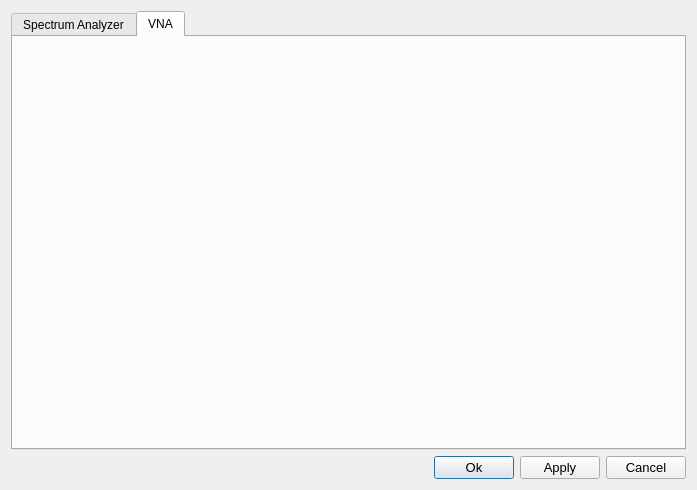
Old version of the form scan_settings.ui in the repository erespebrn/Near_Field_Scanner_GUI.
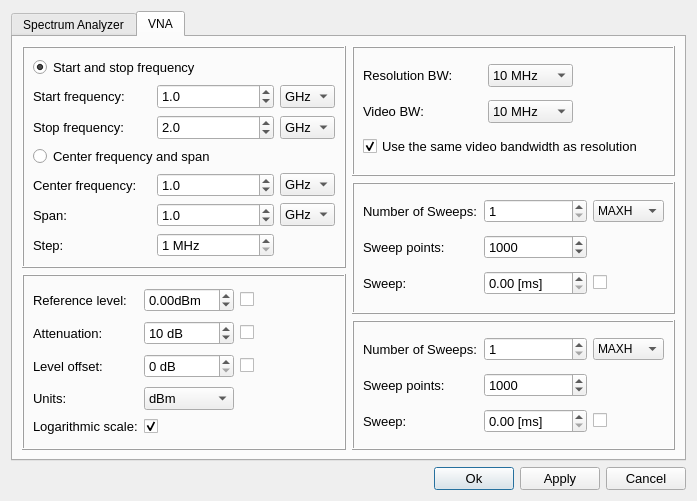
New version of the form. The open tabs and pages were chosen to show the change.

The edit to the form file:
```diff
--- a/scan_settings.ui
+++ b/scan_settings.ui
@@ -1015,6 +1015,1258 @@
       <attribute name="title">
        <string>VNA</string>
       </attribute>
+      <layout class="QGridLayout" name="gridLayout_11">
+       <item row="3" column="2">
+        <widget class="QFrame" name="sweep_gridFrame_VNA_2">
+         <property name="minimumSize">
+          <size>
+           <width>0</width>
+           <height>130</height>
+          </size>
+         </property>
+         <property name="frameShape">
+          <enum>QFrame::Box</enum>
+         </property>
+         <property name="frameShadow">
+          <enum>QFrame::Raised</enum>
+         </property>
+         <layout class="QGridLayout" name="gridLayout_10">
+          <item row="3" column="2">
+           <widget class="QCheckBox" name="sweepTime_checkbox_VNA_2">
+            <property name="font">
+             <font>
+              <pointsize>10</pointsize>
+             </font>
+            </property>
+            <property name="text">
+             <string/>
+            </property>
+           </widget>
+          </item>
+          <item row="0" column="0">
+           <widget class="QLabel" name="label_32">
+            <property name="font">
+             <font>
+              <pointsize>10</pointsize>
+             </font>
+            </property>
+            <property name="text">
+             <string>Number of Sweeps:</string>
+            </property>
+           </widget>
+          </item>
+          <item row="1" column="0">
+           <widget class="QLabel" name="label_33">
+            <property name="font">
+             <font>
+              <pointsize>10</pointsize>
+             </font>
+            </property>
+            <property name="text">
+             <string>Sweep points:</string>
+            </property>
+           </widget>
+          </item>
+          <item row="0" column="2">
+           <widget class="QComboBox" name="no_sweeps_dropdown_VNA_2">
+            <item>
+             <property name="text">
+              <string>MAXH</string>
+             </property>
+            </item>
+           </widget>
+          </item>
+          <item row="3" column="1">
+           <widget class="QDoubleSpinBox" name="sweepTime_spinbox_VNA_2">
+            <property name="font">
+             <font>
+              <pointsize>10</pointsize>
+             </font>
+            </property>
+            <property name="wrapping">
+             <bool>false</bool>
+            </property>
+            <property name="alignment">
+             <set>Qt::AlignLeading|Qt::AlignLeft|Qt::AlignVCenter</set>
+            </property>
+            <property name="prefix">
+             <string/>
+            </property>
+            <property name="suffix">
+             <string> [ms]</string>
+            </property>
+            <property name="maximum">
+             <double>1000.000000000000000</double>
+            </property>
+           </widget>
+          </item>
+          <item row="1" column="1">
+           <widget class="QSpinBox" name="sweep_points_spinbox_VNA_2">
+            <property name="font">
+             <font>
+              <pointsize>10</pointsize>
+             </font>
+            </property>
+            <property name="maximum">
+             <number>99000</number>
+            </property>
+            <property name="value">
+             <number>1000</number>
+            </property>
+           </widget>
+          </item>
+          <item row="3" column="0">
+           <widget class="QLabel" name="label_34">
+            <property name="font">
+             <font>
+              <pointsize>10</pointsize>
+             </font>
+            </property>
+            <property name="frameShape">
+             <enum>QFrame::NoFrame</enum>
+            </property>
+            <property name="midLineWidth">
+             <number>1</number>
+            </property>
+            <property name="text">
+             <string>Sweep:</string>
+            </property>
+           </widget>
+          </item>
+          <item row="0" column="1">
+           <widget class="QSpinBox" name="no_sweeps_spinbox_VNA_2">
+            <property name="font">
+             <font>
+              <pointsize>10</pointsize>
+             </font>
+            </property>
+            <property name="minimum">
+             <number>1</number>
+            </property>
+            <property name="maximum">
+             <number>1000</number>
+            </property>
+           </widget>
+          </item>
+         </layout>
+        </widget>
+       </item>
+       <item row="0" column="2">
+        <widget class="QFrame" name="videoBW_Frame_VNA">
+         <property name="minimumSize">
+          <size>
+           <width>0</width>
+           <height>130</height>
+          </size>
+         </property>
+         <property name="font">
+          <font>
+           <pointsize>10</pointsize>
+          </font>
+         </property>
+         <property name="frameShape">
+          <enum>QFrame::Box</enum>
+         </property>
+         <property name="frameShadow">
+          <enum>QFrame::Raised</enum>
+         </property>
+         <layout class="QGridLayout" name="gridLayout_9">
+          <item row="1" column="0">
+           <widget class="QLabel" name="label_30">
+            <property name="font">
+             <font>
+              <pointsize>10</pointsize>
+             </font>
+            </property>
+            <property name="text">
+             <string>Video BW:</string>
+            </property>
+           </widget>
+          </item>
+          <item row="1" column="1">
+           <widget class="QComboBox" name="videoBW_comboBox_2">
+            <item>
+             <property name="text">
+              <string>10 MHz</string>
+             </property>
+            </item>
+            <item>
+             <property name="text">
+              <string>5 MHz</string>
+             </property>
+            </item>
+            <item>
+             <property name="text">
+              <string>3 MHz</string>
+             </property>
+            </item>
+            <item>
+             <property name="text">
+              <string>2 MHz</string>
+             </property>
+            </item>
+            <item>
+             <property name="text">
+              <string>1 MHz</string>
+             </property>
+            </item>
+            <item>
+             <property name="text">
+              <string>500 kHz</string>
+             </property>
+            </item>
+            <item>
+             <property name="text">
+              <string>300 kHz</string>
+             </property>
+            </item>
+            <item>
+             <property name="text">
+              <string>200 kHz</string>
+             </property>
+            </item>
+            <item>
+             <property name="text">
+              <string>100 kHz</string>
+             </property>
+            </item>
+            <item>
+             <property name="text">
+              <string>50 kHz</string>
+             </property>
+            </item>
+            <item>
+             <property name="text">
+              <string>30 kHz</string>
+             </property>
+            </item>
+            <item>
+             <property name="text">
+              <string>20 kHz</string>
+             </property>
+            </item>
+            <item>
+             <property name="text">
+              <string>10 kHz</string>
+             </property>
+            </item>
+            <item>
+             <property name="text">
+              <string>5 kHz</string>
+             </property>
+            </item>
+            <item>
+             <property name="text">
+              <string>3 kHz</string>
+             </property>
+            </item>
+            <item>
+             <property name="text">
+              <string>2 kHz</string>
+             </property>
+            </item>
+            <item>
+             <property name="text">
+              <string>1 kHz</string>
+             </property>
+            </item>
+            <item>
+             <property name="text">
+              <string>500 Hz</string>
+             </property>
+            </item>
+            <item>
+             <property name="text">
+              <string>300 Hz</string>
+             </property>
+            </item>
+            <item>
+             <property name="text">
+              <string>200 Hz</string>
+             </property>
+            </item>
+            <item>
+             <property name="text">
+              <string>100 Hz</string>
+             </property>
+            </item>
+            <item>
+             <property name="text">
+              <string>50 Hz</string>
+             </property>
+            </item>
+            <item>
+             <property name="text">
+              <string>30 Hz</string>
+             </property>
+            </item>
+            <item>
+             <property name="text">
+              <string>20 Hz</string>
+             </property>
+            </item>
+            <item>
+             <property name="text">
+              <string>10 Hz</string>
+             </property>
+            </item>
+            <item>
+             <property name="text">
+              <string>5 Hz</string>
+             </property>
+            </item>
+            <item>
+             <property name="text">
+              <string>3 Hz</string>
+             </property>
+            </item>
+            <item>
+             <property name="text">
+              <string>2 Hz</string>
+             </property>
+            </item>
+            <item>
+             <property name="text">
+              <string>1 Hz</string>
+             </property>
+            </item>
+           </widget>
+          </item>
+          <item row="0" column="0">
+           <widget class="QLabel" name="label_31">
+            <property name="font">
+             <font>
+              <pointsize>10</pointsize>
+             </font>
+            </property>
+            <property name="text">
+             <string>Resolution BW:        </string>
+            </property>
+           </widget>
+          </item>
+          <item row="2" column="0" colspan="3">
+           <widget class="QCheckBox" name="same_RBW_VBW_checkBox_VNA">
+            <property name="font">
+             <font>
+              <pointsize>10</pointsize>
+             </font>
+            </property>
+            <property name="text">
+             <string>Use the same video bandwidth as resolution</string>
+            </property>
+            <property name="checked">
+             <bool>true</bool>
+            </property>
+           </widget>
+          </item>
+          <item row="0" column="1">
+           <widget class="QComboBox" name="resolutionBW_comboBox_VNA">
+            <property name="currentIndex">
+             <number>0</number>
+            </property>
+            <item>
+             <property name="text">
+              <string>10 MHz</string>
+             </property>
+            </item>
+            <item>
+             <property name="text">
+              <string>5 MHz</string>
+             </property>
+            </item>
+            <item>
+             <property name="text">
+              <string>3 MHz</string>
+             </property>
+            </item>
+            <item>
+             <property name="text">
+              <string>2 MHz</string>
+             </property>
+            </item>
+            <item>
+             <property name="text">
+              <string>1 MHz</string>
+             </property>
+            </item>
+            <item>
+             <property name="text">
+              <string>500 kHz</string>
+             </property>
+            </item>
+            <item>
+             <property name="text">
+              <string>300 kHz</string>
+             </property>
+            </item>
+            <item>
+             <property name="text">
+              <string>200 kHz</string>
+             </property>
+            </item>
+            <item>
+             <property name="text">
+              <string>100 kHz</string>
+             </property>
+            </item>
+            <item>
+             <property name="text">
+              <string>50 kHz</string>
+             </property>
+            </item>
+            <item>
+             <property name="text">
+              <string>30 kHz</string>
+             </property>
+            </item>
+            <item>
+             <property name="text">
+              <string>20 kHz</string>
+             </property>
+            </item>
+            <item>
+             <property name="text">
+              <string>10 kHz</string>
+             </property>
+            </item>
+            <item>
+             <property name="text">
+              <string>5 kHz</string>
+             </property>
+            </item>
+            <item>
+             <property name="text">
+              <string>3 kHz</string>
+             </property>
+            </item>
+            <item>
+             <property name="text">
+              <string>2 kHz</string>
+             </property>
+            </item>
+            <item>
+             <property name="text">
+              <string>1 kHz</string>
+             </property>
+            </item>
+            <item>
+             <property name="text">
+              <string>500 Hz</string>
+             </property>
+            </item>
+            <item>
+             <property name="text">
+              <string>300 Hz</string>
+             </property>
+            </item>
+            <item>
+             <property name="text">
+              <string>200 Hz</string>
+             </property>
+            </item>
+            <item>
+             <property name="text">
+              <string>100 Hz</string>
+             </property>
+            </item>
+            <item>
+             <property name="text">
+              <string>50 Hz</string>
+             </property>
+            </item>
+            <item>
+             <property name="text">
+              <string>30 Hz</string>
+             </property>
+            </item>
+            <item>
+             <property name="text">
+              <string>20 Hz</string>
+             </property>
+            </item>
+            <item>
+             <property name="text">
+              <string>10 Hz</string>
+             </property>
+            </item>
+            <item>
+             <property name="text">
+              <string>5 Hz</string>
+             </property>
+            </item>
+            <item>
+             <property name="text">
+              <string>3 Hz</string>
+             </property>
+            </item>
+            <item>
+             <property name="text">
+              <string>2 Hz</string>
+             </property>
+            </item>
+            <item>
+             <property name="text">
+              <string>1 Hz</string>
+             </property>
+            </item>
+           </widget>
+          </item>
+         </layout>
+        </widget>
+       </item>
+       <item row="2" column="1" rowspan="2">
+        <widget class="QFrame" name="amplitudeFrame_VNA">
+         <property name="frameShape">
+          <enum>QFrame::Box</enum>
+         </property>
+         <property name="frameShadow">
+          <enum>QFrame::Raised</enum>
+         </property>
+         <layout class="QGridLayout" name="gridLayout_8">
+          <item row="4" column="2">
+           <widget class="QSpinBox" name="leveloffset_spinbox_VNA">
+            <property name="font">
+             <font>
+              <pointsize>10</pointsize>
+             </font>
+            </property>
+            <property name="wrapping">
+             <bool>false</bool>
+            </property>
+            <property name="alignment">
+             <set>Qt::AlignLeading|Qt::AlignLeft|Qt::AlignVCenter</set>
+            </property>
+            <property name="suffix">
+             <string> dB</string>
+            </property>
+            <property name="maximum">
+             <number>100000000</number>
+            </property>
+           </widget>
+          </item>
+          <item row="3" column="3">
+           <widget class="QCheckBox" name="attenuation_checkbox_VNA">
+            <property name="text">
+             <string/>
+            </property>
+           </widget>
+          </item>
+          <item row="5" column="2">
+           <widget class="QComboBox" name="units_combobox_VNA">
+            <property name="font">
+             <font>
+              <pointsize>10</pointsize>
+             </font>
+            </property>
+            <item>
+             <property name="text">
+              <string>dBm</string>
+             </property>
+            </item>
+            <item>
+             <property name="text">
+              <string>V</string>
+             </property>
+            </item>
+            <item>
+             <property name="text">
+              <string>A</string>
+             </property>
+            </item>
+            <item>
+             <property name="text">
+              <string>W</string>
+             </property>
+            </item>
+            <item>
+             <property name="text">
+              <string>dBpW</string>
+             </property>
+            </item>
+            <item>
+             <property name="text">
+              <string>dBuV</string>
+             </property>
+            </item>
+            <item>
+             <property name="text">
+              <string>dBmV</string>
+             </property>
+            </item>
+            <item>
+             <property name="text">
+              <string>dBuA</string>
+             </property>
+            </item>
+           </widget>
+          </item>
+          <item row="4" column="1">
+           <widget class="QLabel" name="label_22">
+            <property name="font">
+             <font>
+              <pointsize>10</pointsize>
+             </font>
+            </property>
+            <property name="frameShape">
+             <enum>QFrame::NoFrame</enum>
+            </property>
+            <property name="midLineWidth">
+             <number>1</number>
+            </property>
+            <property name="text">
+             <string>Level offset:</string>
+            </property>
+           </widget>
+          </item>
+          <item row="5" column="1">
+           <widget class="QLabel" name="label_26">
+            <property name="font">
+             <font>
+              <pointsize>10</pointsize>
+             </font>
+            </property>
+            <property name="text">
+             <string>Units:</string>
+            </property>
+           </widget>
+          </item>
+          <item row="2" column="3">
+           <widget class="QCheckBox" name="referencelevel_checkbox_VNA">
+            <property name="text">
+             <string notr="true"/>
+            </property>
+            <property name="tristate">
+             <bool>false</bool>
+            </property>
+           </widget>
+          </item>
+          <item row="6" column="2">
+           <widget class="QCheckBox" name="scaleCheckbox_VNA">
+            <property name="sizePolicy">
+             <sizepolicy hsizetype="Fixed" vsizetype="Fixed">
+              <horstretch>0</horstretch>
+              <verstretch>0</verstretch>
+             </sizepolicy>
+            </property>
+            <property name="font">
+             <font>
+              <pointsize>10</pointsize>
+             </font>
+            </property>
+            <property name="locale">
+             <locale language="English" country="Denmark"/>
+            </property>
+            <property name="text">
+             <string/>
+            </property>
+            <property name="checked">
+             <bool>true</bool>
+            </property>
+           </widget>
+          </item>
+          <item row="4" column="3">
+           <widget class="QCheckBox" name="leveloffset_checkbox_VNA">
+            <property name="text">
+             <string/>
+            </property>
+           </widget>
+          </item>
+          <item row="2" column="2">
+           <widget class="QDoubleSpinBox" name="referencelevel_spinbox_VNA">
+            <property name="sizePolicy">
+             <sizepolicy hsizetype="Ignored" vsizetype="Fixed">
+              <horstretch>0</horstretch>
+              <verstretch>0</verstretch>
+             </sizepolicy>
+            </property>
+            <property name="font">
+             <font>
+              <pointsize>10</pointsize>
+             </font>
+            </property>
+            <property name="wrapping">
+             <bool>false</bool>
+            </property>
+            <property name="alignment">
+             <set>Qt::AlignLeading|Qt::AlignLeft|Qt::AlignVCenter</set>
+            </property>
+            <property name="prefix">
+             <string/>
+            </property>
+            <property name="suffix">
+             <string>dBm</string>
+            </property>
+            <property name="minimum">
+             <double>-999.000000000000000</double>
+            </property>
+            <property name="maximum">
+             <double>9999.989999999999782</double>
+            </property>
+            <property name="singleStep">
+             <double>0.100000000000000</double>
+            </property>
+           </widget>
+          </item>
+          <item row="3" column="2">
+           <widget class="QSpinBox" name="attenuation_spinbox_VNA">
+            <property name="font">
+             <font>
+              <pointsize>10</pointsize>
+             </font>
+            </property>
+            <property name="wrapping">
+             <bool>false</bool>
+            </property>
+            <property name="alignment">
+             <set>Qt::AlignLeading|Qt::AlignLeft|Qt::AlignVCenter</set>
+            </property>
+            <property name="suffix">
+             <string> dB</string>
+            </property>
+            <property name="maximum">
+             <number>1000000000</number>
+            </property>
+            <property name="value">
+             <number>10</number>
+            </property>
+           </widget>
+          </item>
+          <item row="2" column="1">
+           <widget class="QLabel" name="label_25">
+            <property name="font">
+             <font>
+              <pointsize>10</pointsize>
+             </font>
+            </property>
+            <property name="autoFillBackground">
+             <bool>false</bool>
+            </property>
+            <property name="frameShape">
+             <enum>QFrame::NoFrame</enum>
+            </property>
+            <property name="midLineWidth">
+             <number>1</number>
+            </property>
+            <property name="text">
+             <string>Reference level:</string>
+            </property>
+           </widget>
+          </item>
+          <item row="3" column="1">
+           <widget class="QLabel" name="label_23">
+            <property name="font">
+             <font>
+              <pointsize>10</pointsize>
+             </font>
+            </property>
+            <property name="frameShape">
+             <enum>QFrame::NoFrame</enum>
+            </property>
+            <property name="midLineWidth">
+             <number>1</number>
+            </property>
+            <property name="text">
+             <string>Attenuation:</string>
+            </property>
+           </widget>
+          </item>
+          <item row="6" column="1">
+           <widget class="QLabel" name="label_24">
+            <property name="font">
+             <font>
+              <pointsize>10</pointsize>
+             </font>
+            </property>
+            <property name="text">
+             <string>Logarithmic scale:</string>
+            </property>
+           </widget>
+          </item>
+         </layout>
+        </widget>
+       </item>
+       <item row="0" column="1" rowspan="2">
+        <widget class="QFrame" name="frequencyFrame_VNA">
+         <property name="minimumSize">
+          <size>
+           <width>0</width>
+           <height>165</height>
+          </size>
+         </property>
+         <property name="font">
+          <font>
+           <pointsize>12</pointsize>
+          </font>
+         </property>
+         <property name="frameShape">
+          <enum>QFrame::Box</enum>
+         </property>
+         <property name="frameShadow">
+          <enum>QFrame::Raised</enum>
+         </property>
+         <layout class="QGridLayout" name="gridLayout_5">
+          <item row="8" column="1">
+           <widget class="QDoubleSpinBox" name="center_freq_spinbox_VNA">
+            <property name="font">
+             <font>
+              <pointsize>10</pointsize>
+             </font>
+            </property>
+            <property name="decimals">
+             <number>1</number>
+            </property>
+            <property name="value">
+             <double>1.000000000000000</double>
+            </property>
+           </widget>
+          </item>
+          <item row="5" column="0">
+           <widget class="QLabel" name="label_17">
+            <property name="font">
+             <font>
+              <pointsize>10</pointsize>
+             </font>
+            </property>
+            <property name="text">
+             <string>Start frequency:</string>
+            </property>
+           </widget>
+          </item>
+          <item row="10" column="0">
+           <widget class="QLabel" name="label_18">
+            <property name="font">
+             <font>
+              <pointsize>10</pointsize>
+             </font>
+            </property>
+            <property name="text">
+             <string>Step:</string>
+            </property>
+           </widget>
+          </item>
+          <item row="9" column="1">
+           <widget class="QDoubleSpinBox" name="spanfreq_spinbox_VNA">
+            <property name="font">
+             <font>
+              <pointsize>10</pointsize>
+             </font>
+            </property>
+            <property name="decimals">
+             <number>1</number>
+            </property>
+            <property name="value">
+             <double>1.000000000000000</double>
+            </property>
+           </widget>
+          </item>
+          <item row="6" column="2">
+           <widget class="QComboBox" name="stop_freq_dropdown_VNA">
+            <property name="sizePolicy">
+             <sizepolicy hsizetype="Fixed" vsizetype="Fixed">
+              <horstretch>0</horstretch>
+              <verstretch>0</verstretch>
+             </sizepolicy>
+            </property>
+            <property name="font">
+             <font>
+              <pointsize>10</pointsize>
+             </font>
+            </property>
+            <item>
+             <property name="text">
+              <string>GHz</string>
+             </property>
+            </item>
+            <item>
+             <property name="text">
+              <string>MHz</string>
+             </property>
+            </item>
+            <item>
+             <property name="text">
+              <string>kHz</string>
+             </property>
+            </item>
+            <item>
+             <property name="text">
+              <string>Hz</string>
+             </property>
+            </item>
+           </widget>
+          </item>
+          <item row="6" column="1">
+           <widget class="QDoubleSpinBox" name="stop_freq_spinbox_VNA">
+            <property name="minimumSize">
+             <size>
+              <width>0</width>
+              <height>25</height>
+             </size>
+            </property>
+            <property name="font">
+             <font>
+              <pointsize>10</pointsize>
+             </font>
+            </property>
+            <property name="decimals">
+             <number>1</number>
+            </property>
+            <property name="minimum">
+             <double>0.100000000000000</double>
+            </property>
+            <property name="maximum">
+             <double>999.899999999999977</double>
+            </property>
+            <property name="value">
+             <double>2.000000000000000</double>
+            </property>
+           </widget>
+          </item>
+          <item row="9" column="2">
+           <widget class="QComboBox" name="frequency_dropdown_span_VNA">
+            <property name="font">
+             <font>
+              <pointsize>10</pointsize>
+             </font>
+            </property>
+            <item>
+             <property name="text">
+              <string>GHz</string>
+             </property>
+            </item>
+            <item>
+             <property name="text">
+              <string>MHz</string>
+             </property>
+            </item>
+            <item>
+             <property name="text">
+              <string>kHz</string>
+             </property>
+            </item>
+            <item>
+             <property name="text">
+              <string>Hz</string>
+             </property>
+            </item>
+           </widget>
+          </item>
+          <item row="7" column="0" colspan="2">
+           <widget class="QRadioButton" name="center_span_radiobutton_VNA">
+            <property name="font">
+             <font>
+              <pointsize>10</pointsize>
+             </font>
+            </property>
+            <property name="toolTipDuration">
+             <number>0</number>
+            </property>
+            <property name="text">
+             <string>Center frequency and span</string>
+            </property>
+            <property name="checked">
+             <bool>false</bool>
+            </property>
+           </widget>
+          </item>
+          <item row="10" column="1">
+           <widget class="QSpinBox" name="step_spinbox_VNA">
+            <property name="font">
+             <font>
+              <pointsize>10</pointsize>
+             </font>
+            </property>
+            <property name="suffix">
+             <string> MHz</string>
+            </property>
+            <property name="minimum">
+             <number>1</number>
+            </property>
+            <property name="maximum">
+             <number>10000</number>
+            </property>
+            <property name="stepType">
+             <enum>QAbstractSpinBox::DefaultStepType</enum>
+            </property>
+           </widget>
+          </item>
+          <item row="8" column="2">
+           <widget class="QComboBox" name="frequency_dropdown_center_VNA">
+            <property name="font">
+             <font>
+              <pointsize>10</pointsize>
+             </font>
+            </property>
+            <item>
+             <property name="text">
+              <string>GHz</string>
+             </property>
+            </item>
+            <item>
+             <property name="text">
+              <string>MHz</string>
+             </property>
+            </item>
+            <item>
+             <property name="text">
+              <string>kHz</string>
+             </property>
+            </item>
+            <item>
+             <property name="text">
+              <string>Hz</string>
+             </property>
+            </item>
+           </widget>
+          </item>
+          <item row="8" column="0">
+           <widget class="QLabel" name="label_19">
+            <property name="font">
+             <font>
+              <pointsize>10</pointsize>
+             </font>
+            </property>
+            <property name="text">
+             <string>Center frequency:</string>
+            </property>
+           </widget>
+          </item>
+          <item row="5" column="1">
+           <widget class="QDoubleSpinBox" name="start_freq_spinbox_VNA">
+            <property name="sizePolicy">
+             <sizepolicy hsizetype="Ignored" vsizetype="Fixed">
+              <horstretch>0</horstretch>
+              <verstretch>0</verstretch>
+             </sizepolicy>
+            </property>
+            <property name="minimumSize">
+             <size>
+              <width>0</width>
+              <height>25</height>
+             </size>
+            </property>
+            <property name="font">
+             <font>
+              <pointsize>10</pointsize>
+             </font>
+            </property>
+            <property name="decimals">
+             <number>1</number>
+            </property>
+            <property name="maximum">
+             <double>999.899999999999977</double>
+            </property>
+            <property name="value">
+             <double>1.000000000000000</double>
+            </property>
+           </widget>
+          </item>
+          <item row="4" column="0" colspan="3">
+           <widget class="QRadioButton" name="start_stop_radiobutton_VNA">
+            <property name="font">
+             <font>
+              <pointsize>10</pointsize>
+             </font>
+            </property>
+            <property name="text">
+             <string>Start and stop frequency</string>
+            </property>
+            <property name="checked">
+             <bool>true</bool>
+            </property>
+           </widget>
+          </item>
+          <item row="6" column="0">
+           <widget class="QLabel" name="label_20">
+            <property name="font">
+             <font>
+              <pointsize>10</pointsize>
+             </font>
+            </property>
+            <property name="text">
+             <string>Stop frequency:</string>
+            </property>
+           </widget>
+          </item>
+          <item row="9" column="0">
+           <widget class="QLabel" name="label_21">
+            <property name="font">
+             <font>
+              <pointsize>10</pointsize>
+             </font>
+            </property>
+            <property name="text">
+             <string>Span:</string>
+            </property>
+           </widget>
+          </item>
+          <item row="5" column="2">
+           <widget class="QComboBox" name="start_freq_dropdown_VNA">
+            <property name="font">
+             <font>
+              <pointsize>10</pointsize>
+             </font>
+            </property>
+            <item>
+             <property name="text">
+              <string>GHz</string>
+             </property>
+            </item>
+            <item>
+             <property name="text">
+              <string>MHz</string>
+             </property>
+            </item>
+            <item>
+             <property name="text">
+              <string>kHz</string>
+             </property>
+            </item>
+            <item>
+             <property name="text">
+              <string>Hz</string>
+             </property>
+            </item>
+           </widget>
+          </item>
+         </layout>
+        </widget>
+       </item>
+       <item row="1" column="2" rowspan="2">
+        <widget class="QFrame" name="sweep_gridFrame_VNA">
+         <property name="minimumSize">
+          <size>
+           <width>0</width>
+           <height>130</height>
+          </size>
+         </property>
+         <property name="frameShape">
+          <enum>QFrame::Box</enum>
+         </property>
+         <property name="frameShadow">
+          <enum>QFrame::Raised</enum>
+         </property>
+         <layout class="QGridLayout" name="gridLayout_6">
+          <item row="3" column="2">
+           <widget class="QCheckBox" name="sweepTime_checkbox_VNA">
+            <property name="font">
+             <font>
+              <pointsize>10</pointsize>
+             </font>
+            </property>
+            <property name="text">
+             <string/>
+            </property>
+           </widget>
+          </item>
+          <item row="0" column="0">
+           <widget class="QLabel" name="label_27">
+            <property name="font">
+             <font>
+              <pointsize>10</pointsize>
+             </font>
+            </property>
+            <property name="text">
+             <string>Number of Sweeps:</string>
+            </property>
+           </widget>
+          </item>
+          <item row="1" column="0">
+           <widget class="QLabel" name="label_29">
+            <property name="font">
+             <font>
+              <pointsize>10</pointsize>
+             </font>
+            </property>
+            <property name="text">
+             <string>Sweep points:</string>
+            </property>
+           </widget>
+          </item>
+          <item row="0" column="2">
+           <widget class="QComboBox" name="no_sweeps_dropdown_VNA">
+            <item>
+             <property name="text">
+              <string>MAXH</string>
+             </property>
+            </item>
+           </widget>
+          </item>
+          <item row="3" column="1">
+           <widget class="QDoubleSpinBox" name="sweepTime_spinbox_VNA">
+            <property name="font">
+             <font>
+              <pointsize>10</pointsize>
+             </font>
+            </property>
+            <property name="wrapping">
+             <bool>false</bool>
+            </property>
+            <property name="alignment">
+             <set>Qt::AlignLeading|Qt::AlignLeft|Qt::AlignVCenter</set>
+            </property>
+            <property name="prefix">
+             <string/>
+            </property>
+            <property name="suffix">
+             <string> [ms]</string>
+            </property>
+            <property name="maximum">
+             <double>1000.000000000000000</double>
+            </property>
+           </widget>
+          </item>
+          <item row="1" column="1">
+           <widget class="QSpinBox" name="sweep_points_spinbox_VNA">
+            <property name="font">
+             <font>
+              <pointsize>10</pointsize>
+             </font>
+            </property>
+            <property name="maximum">
+             <number>99000</number>
+            </property>
+            <property name="value">
+             <number>1000</number>
+            </property>
+           </widget>
+          </item>
+          <item row="3" column="0">
+           <widget class="QLabel" name="label_28">
+            <property name="font">
+             <font>
+              <pointsize>10</pointsize>
+             </font>
+            </property>
+            <property name="frameShape">
+             <enum>QFrame::NoFrame</enum>
+            </property>
+            <property name="midLineWidth">
+             <number>1</number>
+            </property>
+            <property name="text">
+             <string>Sweep:</string>
+            </property>
+           </widget>
+          </item>
+          <item row="0" column="1">
+           <widget class="QSpinBox" name="no_sweeps_spinbox_VNA">
+            <property name="font">
+             <font>
+              <pointsize>10</pointsize>
+             </font>
+            </property>
+            <property name="minimum">
+             <number>1</number>
+            </property>
+            <property name="maximum">
+             <number>1000</number>
+            </property>
+           </widget>
+          </item>
+         </layout>
+        </widget>
+       </item>
+      </layout>
      </widget>
     </widget>
    </item>
```
Left out of the diff: 915 changed lines with no effect on the pictures.
